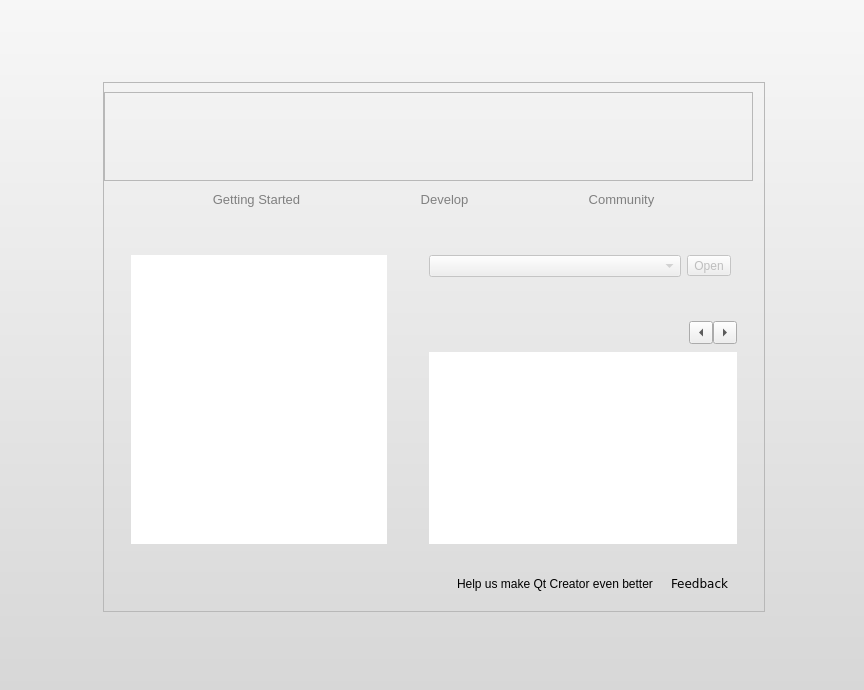
Old version of the form src/plugins/coreplugin/welcomemode.ui in the repository qt-creator/qt-creator.
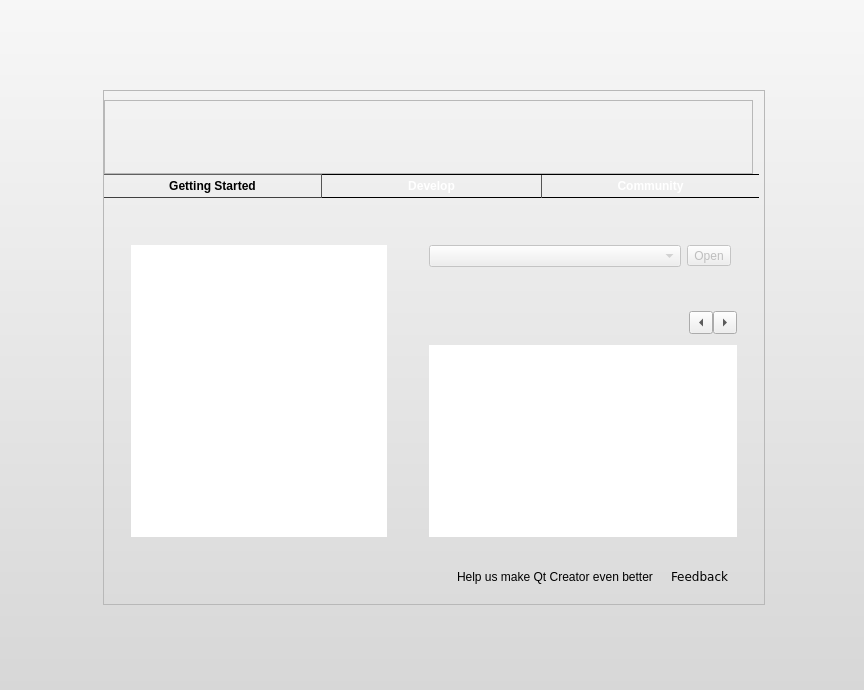
New version of the form. Icons and pictures are not drawn. Custom widgets are drawn as their Qt base class.

Commit message: Fixes:    Redesigned the welcome screen header Details: I removed the beveled nokia font and redesigned the "tab bar" from scratch. Should look a bit more shiny now. I'm aware of the 'Q' going below the baseline but I think we can live with it for now..

Patch:
```diff
--- a/src/plugins/coreplugin/welcomemode.ui
+++ b/src/plugins/coreplugin/welcomemode.ui
@@ -99,7 +99,7 @@
            <property name="minimumSize">
             <size>
              <width>649</width>
-             <height>89</height>
+             <height>74</height>
             </size>
            </property>
            <property name="maximumSize">
@@ -125,24 +125,50 @@
          </item>
          <item>
           <widget class="QFrame" name="navFrame">
+           <property name="sizePolicy">
+            <sizepolicy hsizetype="Preferred" vsizetype="Fixed">
+             <horstretch>0</horstretch>
+             <verstretch>0</verstretch>
+            </sizepolicy>
+           </property>
+           <property name="font">
+            <font>
+             <weight>50</weight>
+             <bold>false</bold>
+            </font>
+           </property>
            <property name="autoFillBackground">
             <bool>false</bool>
            </property>
            <property name="styleSheet">
-            <string notr="true">#navFrame QToolButton {
-  border: none; 
-  font-size: 10pt;
-  color: grey;
+            <string notr="true">QToolButton {
+  	background-color: qlineargradient(x1: 0, y1: 0, x2: 0.0, y2: 1.0, 
+	stop: 0 #777777, 
+	stop: 0.4 #606060, 
+	stop: 0.401 #575757, 
+	stop: 1 #333333); 
+	border: 0px solid black;
+	border-top: 1px solid black;
+	border-bottom: 1px solid black;
+	color: white;
 }
 
 #navFrame QToolButton:hover {
   color: black;
 }
 
-#navFrame QToolButton:checked {  
-  color: black;
-  border-bottom: 1px solid ;
-}</string>
+
+QToolButton:checked {
+  background-color: qlineargradient(x1: 0, y1: 0, x2: 0.0, y2: 1.0, 
+	stop: 0 #ffffff, 
+	stop: 0.4 #eeeeee, 
+	stop: 0.401 #dddddd, 
+	stop: 1 #cccccc); 
+	color: black;
+	border-top: 1px solid #606060;
+	border-bottom: 1px solid #404040;
+}
+</string>
            </property>
            <property name="frameShape">
             <enum>QFrame::NoFrame</enum>
@@ -151,23 +177,49 @@
             <enum>QFrame::Plain</enum>
            </property>
            <layout class="QGridLayout" name="gridLayout_2">
-            <property name="leftMargin">
+            <property name="margin">
              <number>0</number>
             </property>
-            <property name="rightMargin">
-             <number>0</number>
-            </property>
-            <property name="bottomMargin">
+            <property name="spacing">
              <number>0</number>
             </property>
             <item row="0" column="0">
              <widget class="QToolButton" name="gettingStartedSectButton">
+              <property name="enabled">
+               <bool>true</bool>
+              </property>
+              <property name="sizePolicy">
+               <sizepolicy hsizetype="Expanding" vsizetype="Preferred">
+                <horstretch>0</horstretch>
+                <verstretch>0</verstretch>
+               </sizepolicy>
+              </property>
+              <property name="minimumSize">
+               <size>
+                <width>0</width>
+                <height>24</height>
+               </size>
+              </property>
+              <property name="font">
+               <font>
+                <weight>75</weight>
+                <bold>true</bold>
+               </font>
+              </property>
+              <property name="styleSheet">
+               <string notr="true">QToolButton {
+	border-right: 1px solid #555555;
+}</string>
+              </property>
               <property name="text">
                <string>Getting Started</string>
               </property>
               <property name="checkable">
                <bool>true</bool>
               </property>
+              <property name="checked">
+               <bool>true</bool>
+              </property>
               <property name="autoExclusive">
                <bool>false</bool>
               </property>
@@ -175,6 +227,24 @@
             </item>
             <item row="0" column="1">
              <widget class="QToolButton" name="developSectButton">
+              <property name="sizePolicy">
+               <sizepolicy hsizetype="Expanding" vsizetype="Fixed">
+                <horstretch>0</horstretch>
+                <verstretch>0</verstretch>
+               </sizepolicy>
+              </property>
+              <property name="minimumSize">
+               <size>
+                <width>0</width>
+                <height>24</height>
+               </size>
+              </property>
+              <property name="font">
+               <font>
+                <weight>75</weight>
+                <bold>true</bold>
+               </font>
+              </property>
               <property name="text">
                <string>Develop</string>
               </property>
@@ -188,6 +258,29 @@
             </item>
             <item row="0" column="2">
              <widget class="QToolButton" name="communitySectButton">
+              <property name="sizePolicy">
+               <sizepolicy hsizetype="Expanding" vsizetype="Fixed">
+                <horstretch>0</horstretch>
+                <verstretch>0</verstretch>
+               </sizepolicy>
+              </property>
+              <property name="minimumSize">
+               <size>
+                <width>0</width>
+                <height>24</height>
+               </size>
+              </property>
+              <property name="font">
+               <font>
+                <weight>75</weight>
+                <bold>true</bold>
+               </font>
+              </property>
+              <property name="styleSheet">
+               <string notr="true">QToolButton {
+	border-left: 1px solid #555555;
+}</string>
+              </property>
               <property name="text">
                <string>Community</string>
               </property>
@@ -196,6 +289,22 @@
               </property>
              </widget>
             </item>
+            <item row="0" column="3">
+             <spacer name="horizontalSpacer_2">
+              <property name="orientation">
+               <enum>Qt::Horizontal</enum>
+              </property>
+              <property name="sizeType">
+               <enum>QSizePolicy::Fixed</enum>
+              </property>
+              <property name="sizeHint" stdset="0">
+               <size>
+                <width>5</width>
+                <height>20</height>
+               </size>
+              </property>
+             </spacer>
+            </item>
            </layout>
           </widget>
          </item>
```
Left out of the diff: 8 changed lines with no effect on the pictures. The commit also changes 1 other file.
